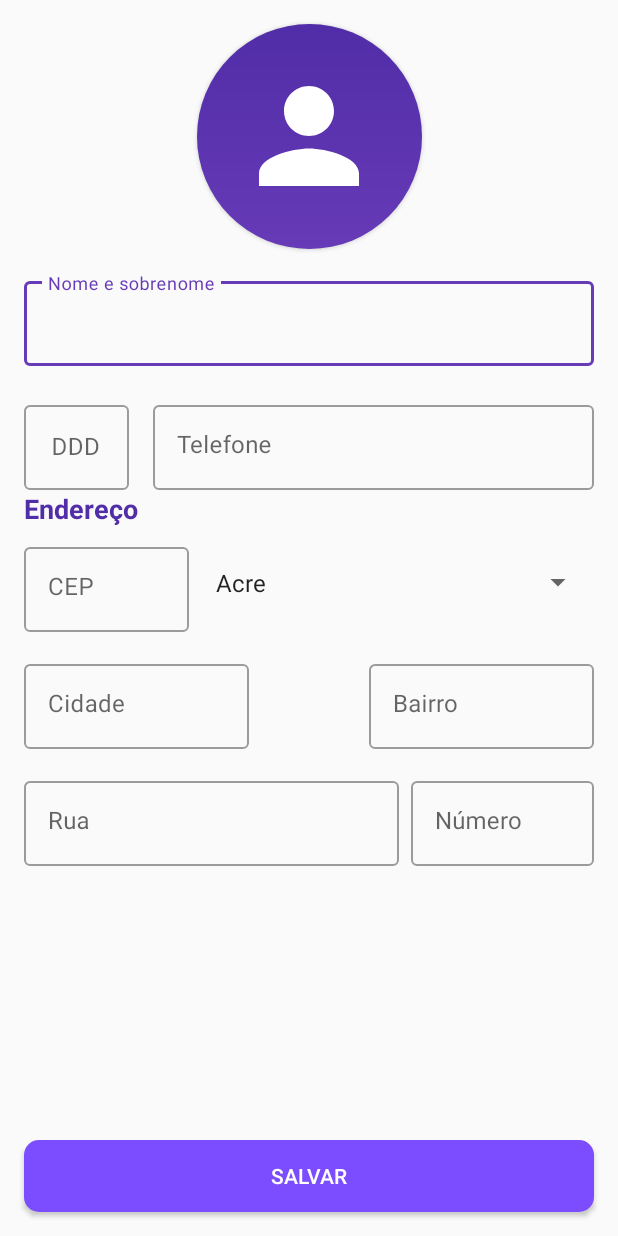
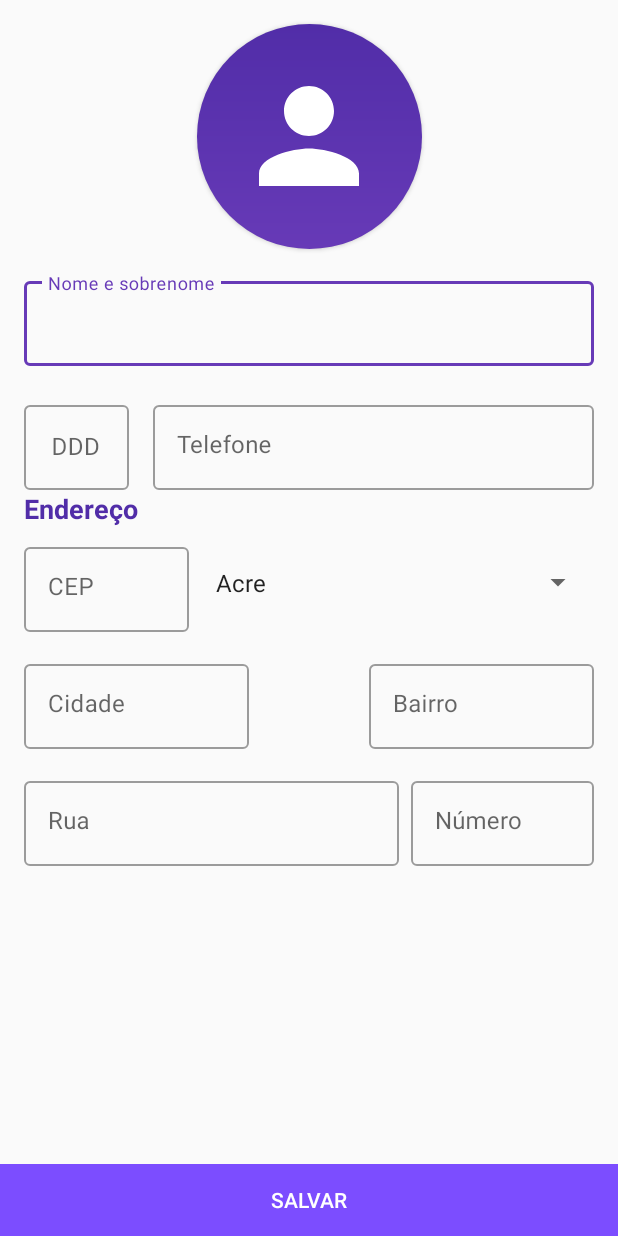
Before and after one commit to flyppcorp/Flypp, an Android app: the CreateProfileActivity screen opened directly, with no data from a screen before it, on a phone screen of 412 x 824 dp. Run offline under Robolectric (Android 15) with nearby library versions, the phone set to English and light mode, and no system bars; our stand-ins replace CircleImageView, Firebase (no records; nobody signed in at launch, a user with empty details on screens opened directly).

Commit message:
new commiti without message

```diff
--- a/app/src/main/java/com/flyppcorp/fragments/HomeFragment.kt
+++ b/app/src/main/java/com/flyppcorp/fragments/HomeFragment.kt
@@ -6,12 +6,15 @@ import android.view.*
 import androidx.fragment.app.Fragment
 import com.flyppcorp.flypp.R
 import android.view.MenuItem
+import android.widget.Toast
 import androidx.recyclerview.widget.DividerItemDecoration
 import androidx.recyclerview.widget.LinearLayoutManager
 import androidx.recyclerview.widget.RecyclerView
 import com.flyppcorp.Helper.SharedFilter
+import com.flyppcorp.atributesClass.LastMessage
 import com.flyppcorp.atributesClass.Servicos
 import com.flyppcorp.constants.Constants
+import com.flyppcorp.flypp.LastMessages
 import com.flyppcorp.flypp.ServiceActivity
 import com.flyppcorp.managerServices.FilterActivity
 import com.google.firebase.auth.FirebaseAuth
@@ -184,6 +187,7 @@ class HomeFragment : Fragment() {
     override fun onOptionsItemSelected(item: MenuItem): Boolean {
         when (item.itemId) {
             R.id.filter -> startActivity(Intent(context, FilterActivity::class.java))
+            R.id.mensagem -> startActivity(Intent(context, LastMessages::class.java))
         }
         return super.onOptionsItemSelected(item)
     }
--- a/app/src/main/res/layout/activity_create_profile.xml
+++ b/app/src/main/res/layout/activity_create_profile.xml
@@ -5,6 +5,35 @@
     android:layout_width="match_parent"
     android:layout_height="match_parent"
     tools:context=".CreateProfileActivity">
+
+
+    <LinearLayout
+        android:id="@+id/linearLayout8"
+        android:layout_width="match_parent"
+        android:layout_height="wrap_content"
+        app:layout_constraintBottom_toBottomOf="parent"
+        app:layout_constraintEnd_toEndOf="parent"
+        app:layout_constraintStart_toStartOf="parent">
+
+        <Button
+            android:id="@+id/btnSalvarInfo"
+            android:layout_width="match_parent"
+            android:layout_height="wrap_content"
+
+            android:background="@color/colorAccent"
+            android:text="Salvar"
+            android:textColor="@color/textIcons" />
+    </LinearLayout>
+
+    <androidx.core.widget.NestedScrollView
+        android:layout_width="match_parent"
+        android:layout_height="0dp"
+        app:layout_constraintBottom_toTopOf="@+id/linearLayout8"
+        app:layout_constraintTop_toTopOf="parent">
+
+        <androidx.constraintlayout.widget.ConstraintLayout
+            android:layout_width="match_parent"
+            android:layout_height="match_parent">
 
             <Button
                 android:id="@+id/selectPhoto"
@@ -180,7 +209,9 @@
                 android:layout_width="250dp"
                 android:layout_height="wrap_content"
                 android:layout_marginTop="16dp"
+                android:layout_marginBottom="16dp"
                 android:hint="@string/rua"
+                app:layout_constraintBottom_toBottomOf="parent"
                 app:layout_constraintStart_toStartOf="@+id/textInputLayout6"
                 app:layout_constraintTop_toBottomOf="@+id/textInputLayout6">
 
@@ -200,7 +231,9 @@
                 android:layout_height="wrap_content"
                 android:layout_marginStart="8dp"
                 android:layout_marginLeft="8dp"
+                android:layout_marginBottom="16dp"
                 android:hint="@string/n_mero"
+                app:layout_constraintBottom_toBottomOf="parent"
                 app:layout_constraintEnd_toEndOf="@+id/textInputLayout9"
                 app:layout_constraintStart_toEndOf="@+id/textInputLayout8"
                 app:layout_constraintTop_toTopOf="@+id/textInputLayout8">
@@ -214,15 +247,9 @@
 
             </com.google.android.material.textfield.TextInputLayout>
 
-    <Button
-        android:id="@+id/btnSalvarInfo"
-        android:layout_width="0dp"
-        android:layout_height="wrap_content"
-        android:layout_marginBottom="16dp"
-        android:background="@drawable/button_bg"
-        android:text="Salvar"
-        android:textColor="@color/textIcons"
-        app:layout_constraintBottom_toBottomOf="parent"
-        app:layout_constraintEnd_toEndOf="@+id/textInputLayout10"
-        app:layout_constraintStart_toStartOf="@+id/textInputLayout8" />
         </androidx.constraintlayout.widget.ConstraintLayout>
+
+    </androidx.core.widget.NestedScrollView>
+
+
+</androidx.constraintlayout.widget.ConstraintLayout>
--- a/app/src/main/res/layout/last_messages_layout.xml
+++ b/app/src/main/res/layout/last_messages_layout.xml
@@ -2,7 +2,7 @@
 <androidx.constraintlayout.widget.ConstraintLayout xmlns:android="http://schemas.android.com/apk/res/android"
     xmlns:tools="http://schemas.android.com/tools"
     android:layout_width="match_parent"
-    android:layout_height="match_parent"
+    android:layout_height="wrap_content"
     xmlns:app="http://schemas.android.com/apk/res-auto">
 
     <de.hdodenhof.circleimageview.CircleImageView
```
Also changed, not shown: app/src/main/AndroidManifest.xml (+7 -6 lines), app/src/main/java/com/flyppcorp/flypp/LastMessages.kt (added, +91 -0 lines), app/src/main/res/layout/activity_finalizado.xml (+34 -5 lines), app/src/main/res/layout/activity_last_message.xml (renamed from app/src/main/res/layout/activity_last_messages.xml, +6 -7 lines). Lines whose indentation alone changed are shown as unchanged.
